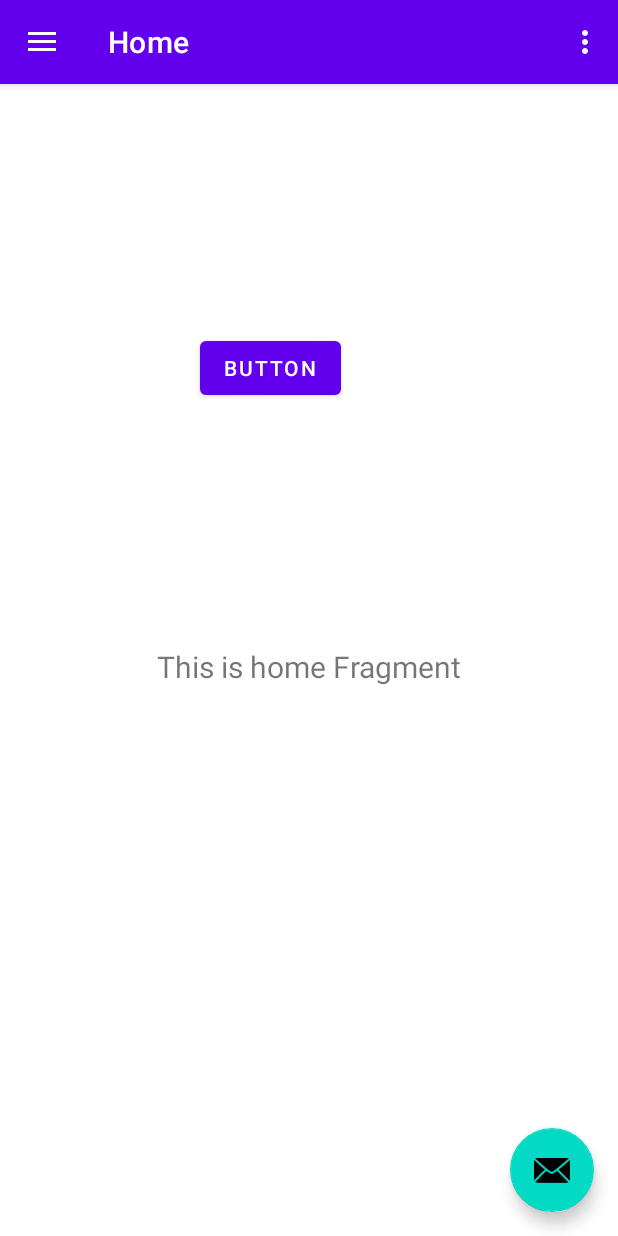
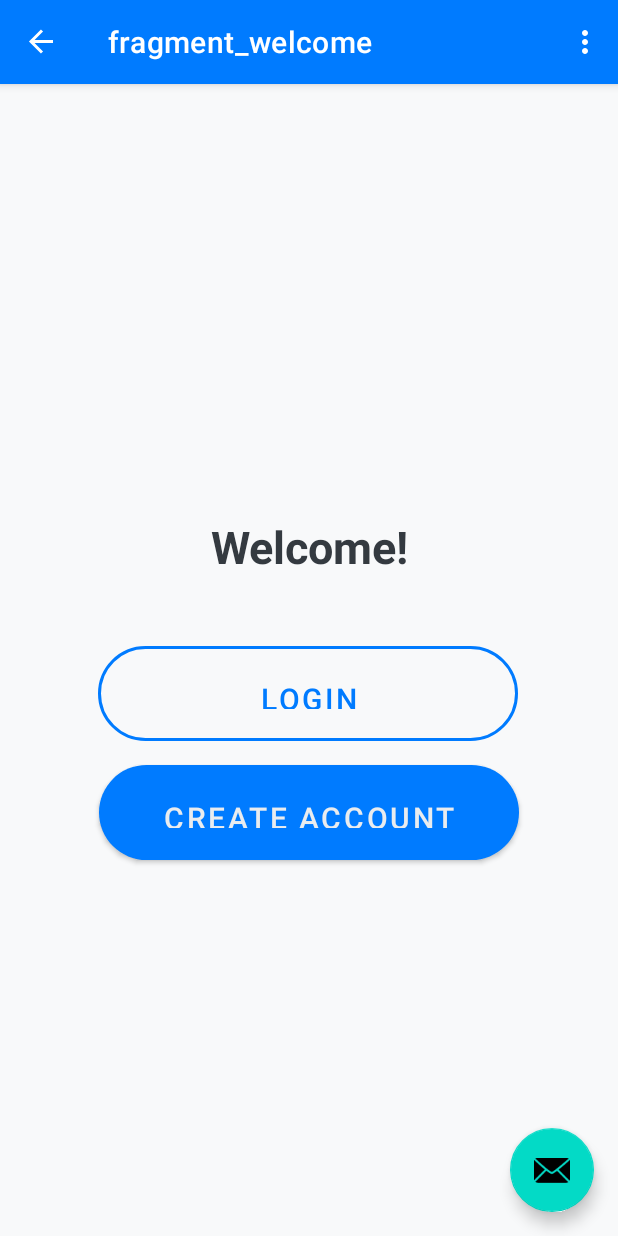
Before and after one commit to Must-Addazi/Mobile-android-app, an Android app: the screen it shows after launch (MainActivity), on a phone screen of 412 x 824 dp. Run offline under Robolectric (Android 15) with nearby library versions, the phone set to English and light mode, and no system bars; our stand-ins replace navigation-ui.

Commit message:
setting up navigation

```diff
--- a/app/src/main/java/ma/ensas/mini_projet/MainActivity.kt
+++ b/app/src/main/java/ma/ensas/mini_projet/MainActivity.kt
@@ -38,7 +38,7 @@ class MainActivity : AppCompatActivity() {
         // menu should be considered as top level destinations.
         appBarConfiguration = AppBarConfiguration(
             setOf(
-                R.id.nav_home, R.id.nav_gallery, R.id.nav_slideshow
+                R.id.nav_home, R.id.nav_gallery, R.id.nav_slideshow, R.id.nav_login
             ), drawerLayout
         )
         setupActionBarWithNavController(navController, appBarConfiguration)
--- a/app/src/main/java/ma/ensas/mini_projet/ui/auth/WelcomeFragment.kt
+++ b/app/src/main/java/ma/ensas/mini_projet/ui/auth/WelcomeFragment.kt
@@ -5,56 +5,43 @@ import androidx.fragment.app.Fragment
 import android.view.LayoutInflater
 import android.view.View
 import android.view.ViewGroup
+import androidx.navigation.fragment.findNavController
 import ma.ensas.mini_projet.R
+import ma.ensas.mini_projet.databinding.FragmentWelcomeBinding
 
-// TODO: Rename parameter arguments, choose names that match
-// the fragment initialization parameters, e.g. ARG_ITEM_NUMBER
-private const val ARG_PARAM1 = "param1"
-private const val ARG_PARAM2 = "param2"
+class WelcomeFragment : Fragment() {
 
-/**
- * A simple [Fragment] subclass.
- * Use the [WelcomeFragment.newInstance] factory method to
- * create an instance of this fragment.
- */
-class WelcomeFragment : Fragment() {
-    // TODO: Rename and change types of parameters
-    private var param1: String? = null
-    private var param2: String? = null
+    private var _binding: FragmentWelcomeBinding? = null
+    private val binding get() = _binding!!
 
     override fun onCreate(savedInstanceState: Bundle?) {
         super.onCreate(savedInstanceState)
-        arguments?.let {
-            param1 = it.getString(ARG_PARAM1)
-            param2 = it.getString(ARG_PARAM2)
-        }
     }
 
     override fun onCreateView(
         inflater: LayoutInflater, container: ViewGroup?,
         savedInstanceState: Bundle?
-    ): View? {
-        // Inflate the layout for this fragment
-        return inflater.inflate(R.layout.fragment_welcome, container, false)
+    ): View {
+
+        _binding = FragmentWelcomeBinding.inflate(inflater, container, false)
+        return binding.root
     }
 
-    companion object {
-        /**
-         * Use this factory method to create a new instance of
-         * this fragment using the provided parameters.
-         *
-         * @param param1 Parameter 1.
-         * @param param2 Parameter 2.
-         * @return A new instance of fragment WelcomeFragment.
-         */
-        // TODO: Rename and change types and number of parameters
-        @JvmStatic
-        fun newInstance(param1: String, param2: String) =
-            WelcomeFragment().apply {
-                arguments = Bundle().apply {
-                    putString(ARG_PARAM1, param1)
-                    putString(ARG_PARAM2, param2)
-                }
-            }
+    override fun onViewCreated(view: View, savedInstanceState: Bundle?) {
+        super.onViewCreated(view, savedInstanceState)
+
+        binding.login.setOnClickListener {
+            findNavController().navigate(R.id.action_welcomeFragment_to_loginFragment)
+        }
+
+        binding.createAccount.setOnClickListener {
+            findNavController().navigate(R.id.action_welcomeFragment_to_registerFragment)
+        }
     }
+
+    override fun onDestroy() {
+        super.onDestroy()
+        _binding = null
+    }
+
 }
--- a/app/src/main/res/drawable/auth_input_bg.xml
+++ b/app/src/main/res/drawable/auth_input_bg.xml
@@ -2,4 +2,6 @@
 <shape xmlns:android="http://schemas.android.com/apk/res/android">
     <solid android:color="#F0F4FF" />
     <corners android:radius="80dp" />
+    <stroke android:color="@color/blue_color"
+        android:width="1dp" />
 </shape>
--- a/app/src/main/res/layout/activity_main.xml
+++ b/app/src/main/res/layout/activity_main.xml
@@ -22,4 +22,5 @@
         android:fitsSystemWindows="true"
         app:headerLayout="@layout/nav_header_main"
         app:menu="@menu/activity_main_drawer" />
+
 </androidx.drawerlayout.widget.DrawerLayout>
--- a/app/src/main/res/layout/content_main.xml
+++ b/app/src/main/res/layout/content_main.xml
@@ -18,13 +18,4 @@
         app:layout_constraintTop_toTopOf="parent"
         app:navGraph="@navigation/mobile_navigation" />
 
-    <Button
-        android:id="@+id/button"
-        android:layout_width="wrap_content"
-        android:layout_height="wrap_content"
-        android:layout_marginStart="133dp"
-        android:layout_marginTop="165dp"
-        android:text="Button"
-        app:layout_constraintStart_toStartOf="parent"
-        app:layout_constraintTop_toTopOf="parent" />
 </androidx.constraintlayout.widget.ConstraintLayout>
--- a/app/src/main/res/menu/activity_main_drawer.xml
+++ b/app/src/main/res/menu/activity_main_drawer.xml
@@ -16,5 +16,8 @@
             android:id="@+id/nav_slideshow"
             android:icon="@drawable/ic_menu_slideshow"
             android:title="@string/menu_slideshow" />
+        <item
+            android:id="@+id/nav_login"
+            android:title="Login" />
     </group>
 </menu>
--- a/app/src/main/res/navigation/mobile_navigation.xml
+++ b/app/src/main/res/navigation/mobile_navigation.xml
@@ -3,23 +3,43 @@
     xmlns:app="http://schemas.android.com/apk/res-auto"
     xmlns:tools="http://schemas.android.com/tools"
     android:id="@+id/mobile_navigation"
-    app:startDestination="@+id/nav_home">
-
+    app:startDestination="@id/welcomeFragment">
     <fragment
-        android:id="@+id/nav_home"
+        android:id="@+id/welcomeFragment"
+        android:name="ma.ensas.mini_projet.ui.auth.WelcomeFragment"
+        android:label="fragment_welcome"
+        tools:layout="@layout/fragment_welcome" >
+        <action
+            android:id="@+id/action_welcomeFragment_to_loginFragment"
+            app:destination="@id/loginFragment" />
+        <action
+            android:id="@+id/action_welcomeFragment_to_registerFragment"
+            app:destination="@id/registerFragment" />
+    </fragment>
+    <fragment
+        android:id="@+id/loginFragment"
+        android:name="ma.ensas.mini_projet.ui.auth.LoginFragment"
+        android:label="fragment_login"
+        tools:layout="@layout/fragment_login" >
+        <action
+            android:id="@+id/action_loginFragment_to_homeFragment"
+            app:destination="@id/homeFragment" />
+        <action
+            android:id="@+id/action_loginFragment_to_registerFragment"
+            app:destination="@id/registerFragment" />
+    </fragment>
+    <fragment
+        android:id="@+id/registerFragment"
+        android:name="ma.ensas.mini_projet.ui.auth.RegisterFragment"
+        android:label="fragment_register"
+        tools:layout="@layout/fragment_register" >
+        <action
+            android:id="@+id/action_registerFragment_to_loginFragment"
+            app:destination="@id/loginFragment" />
+    </fragment>
+    <fragment
+        android:id="@+id/homeFragment"
         android:name="ma.ensas.mini_projet.ui.home.HomeFragment"
-        android:label="@string/menu_home"
+        android:label="fragment_home"
         tools:layout="@layout/fragment_home" />
-
-    <fragment
-        android:id="@+id/nav_gallery"
-        android:name="ma.ensas.mini_projet.ui.gallery.GalleryFragment"
-        android:label="@string/menu_gallery"
-        tools:layout="@layout/fragment_gallery" />
-
-    <fragment
-        android:id="@+id/nav_slideshow"
-        android:name="ma.ensas.mini_projet.ui.slideshow.SlideshowFragment"
-        android:label="@string/menu_slideshow"
-        tools:layout="@layout/fragment_slideshow" />
 </navigation>
--- a/app/src/main/res/values/themes.xml
+++ b/app/src/main/res/values/themes.xml
@@ -3,12 +3,11 @@
     <!-- Base application theme. -->
     <style name="Theme.Miniprojet" parent="Theme.MaterialComponents.DayNight.DarkActionBar">
         <!-- Primary brand color. -->
-        <item name="colorPrimary">@color/purple_500</item>
-        <item name="colorPrimaryVariant">@color/purple_700</item>
-        <item name="colorOnPrimary">@color/white</item>
+        <item name="colorPrimary">@color/blue_color</item>
+        <item name="colorPrimaryVariant">@color/blue_color</item>
+        <item name="colorOnPrimary">@color/bg_primary_color</item>
         <!-- Secondary brand color. -->
-        <item name="colorSecondary">@color/teal_200</item>
-        <item name="colorSecondaryVariant">@color/teal_700</item>
+
         <item name="colorOnSecondary">@color/black</item>
         <!-- Status bar color. -->
         <item name="android:statusBarColor">?attr/colorPrimaryVariant</item>
```
Also changed, not shown: app/src/main/java/ma/ensas/mini_projet/ui/auth/LoginFragment.kt (+17 -38 lines), app/src/main/java/ma/ensas/mini_projet/ui/auth/RegisterFragment.kt (+21 -37 lines), app/src/main/res/layout/fragment_login.xml (+11 -0 lines), app/src/main/res/layout/fragment_register.xml (+12 -1 lines).
